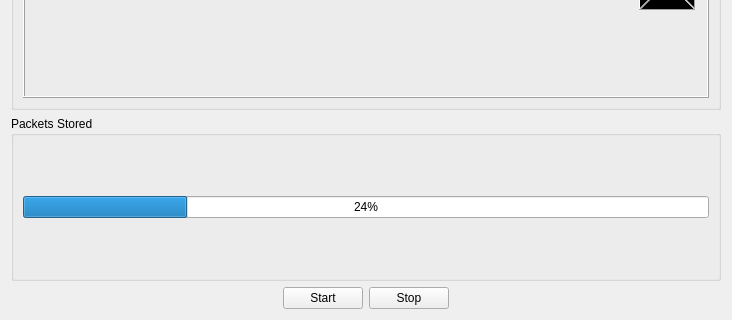
shilohchi/PacketCapture, file gui/MainWindow.ui: the form before one commit; both pictures show x 0 to 732 and y 231 to 551 of the 732 by 551 pixel window.
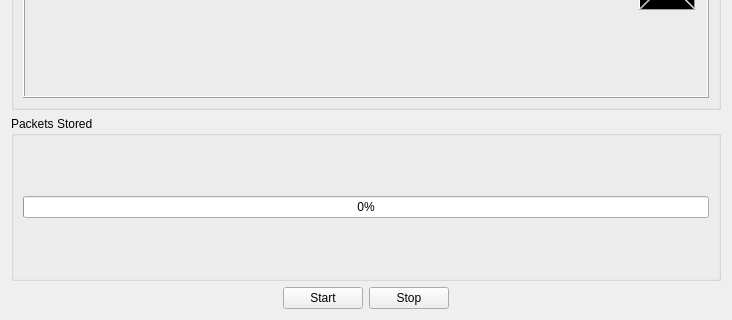
The form after the commit.

The edit to the form file:
```diff
--- a/gui/MainWindow.ui
+++ b/gui/MainWindow.ui
@@ -53,8 +53,11 @@
      <layout class="QHBoxLayout" name="horizontalLayout_2">
       <item>
        <widget class="QProgressBar" name="progressBar">
+        <property name="maximum">
+         <number>100</number>
+        </property>
         <property name="value">
-         <number>24</number>
+         <number>0</number>
         </property>
        </widget>
       </item>
```
